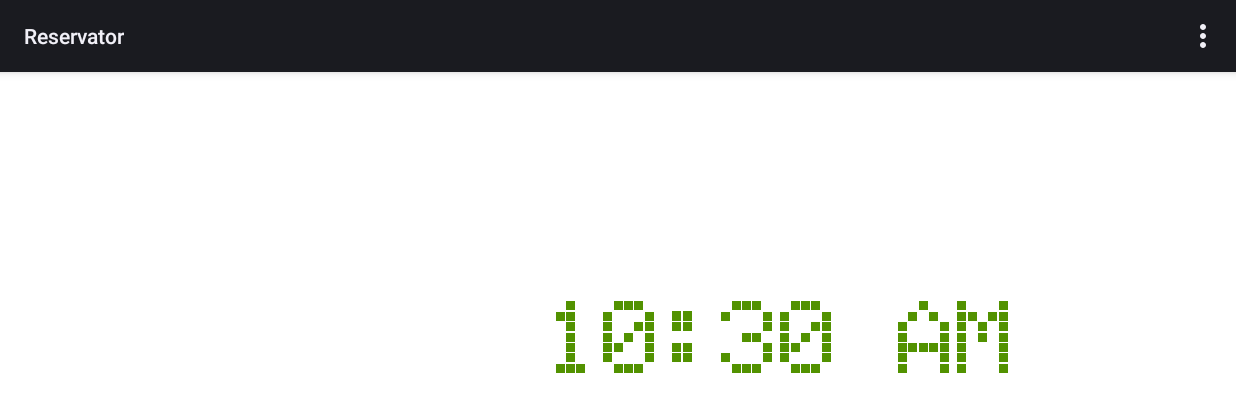
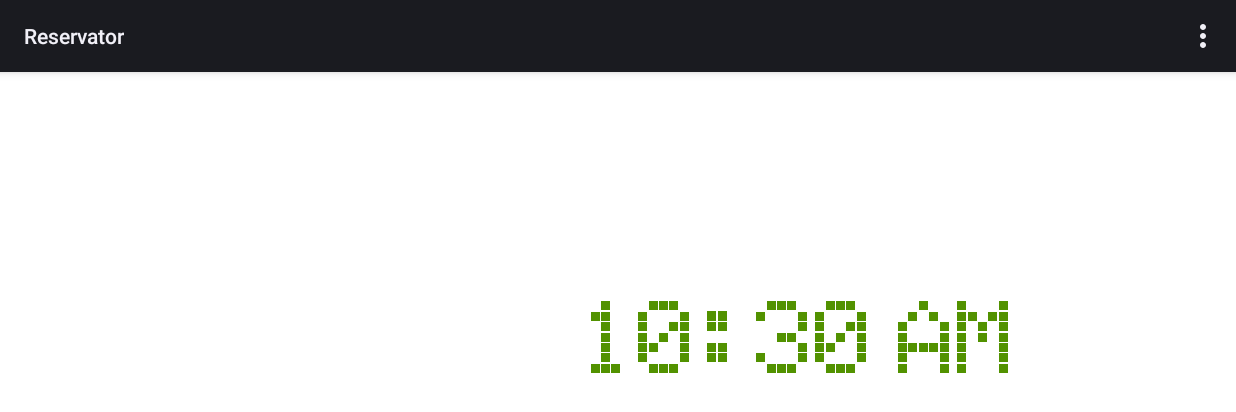
Before and after one commit to futurice/meeting-room-tablet, an Android app: the LobbyActivity screen opened directly, with no data from a screen before it, on a phone screen of 824 x 412 dp (held sideways). Shown: the top 412 px of the screen. Run offline under Robolectric (Android 15) with nearby library versions, the phone set to English and light mode, and no system bars.

Commit message:
Handle the deprecated of DigitalClock

```diff
--- a/app/src/main/java/com/futurice/android/reservator/LobbyActivity.java
+++ b/app/src/main/java/com/futurice/android/reservator/LobbyActivity.java
@@ -1,23 +1,14 @@
 package com.futurice.android.reservator;
-
-import java.util.Comparator;
-import java.text.Collator;
-import java.util.HashSet;
-import java.util.Vector;
 
 import android.app.AlertDialog;
 import android.app.AlertDialog.Builder;
-import android.app.Dialog;
-import android.app.DialogFragment;
 import android.app.ProgressDialog;
 import android.content.Context;
-import android.content.DialogInterface;
 import android.content.Intent;
 import android.content.SharedPreferences;
 import android.graphics.Typeface;
+import android.os.Build;
 import android.os.Bundle;
-import android.os.Handler;
-import android.text.Html;
 import android.text.SpannableString;
 import android.text.method.LinkMovementMethod;
 import android.text.util.Linkify;
@@ -27,21 +18,26 @@ import android.view.MenuItem;
 import android.view.MenuItem.OnMenuItemClickListener;
 import android.widget.DigitalClock;
 import android.widget.LinearLayout;
+import android.widget.TextClock;
 import android.widget.TextView;
 
 import com.futurice.android.reservator.model.AddressBook;
 import com.futurice.android.reservator.model.AddressBookUpdatedListener;
 import com.futurice.android.reservator.model.DataProxy;
 import com.futurice.android.reservator.model.DataUpdatedListener;
-import com.futurice.android.reservator.model.DateTime;
 import com.futurice.android.reservator.model.ReservatorException;
 import com.futurice.android.reservator.model.Room;
 import com.futurice.android.reservator.view.LobbyReservationRowView;
 import com.futurice.android.reservator.view.LobbyReservationRowView.OnReserveListener;
 
-public class LobbyActivity extends ReservatorActivity implements OnMenuItemClickListener,
-    DataUpdatedListener, AddressBookUpdatedListener {
-    final Handler handler = new Handler();
+import java.text.Collator;
+import java.util.Comparator;
+import java.util.HashSet;
+import java.util.Vector;
+
+public class LobbyActivity extends ReservatorActivity
+        implements OnMenuItemClickListener,
+        DataUpdatedListener, AddressBookUpdatedListener {
     MenuItem settingsMenu, refreshMenu, aboutMenu;
     LinearLayout container = null;
     DataProxy proxy;
@@ -58,14 +54,22 @@ public class LobbyActivity extends ReservatorActivity implements OnMenuItemClick
         this.setContentView(R.layout.lobby_activity);
         proxy = this.getResApplication().getDataProxy();
         ab = this.getResApplication().getAddressBook();
-        DigitalClock clock = (DigitalClock) findViewById(R.id.digitalClock1);  //FIXME deprecated
-        clock.setTypeface(Typeface.createFromAsset(getAssets(), "fonts/EHSMB.TTF"));
+        TextView clock;
+        if (Build.VERSION.SDK_INT >= Build.VERSION_CODES.JELLY_BEAN_MR1) {
+            clock = (TextClock) findViewById(R.id.digitalClock1);
+        } else {
+            clock = (DigitalClock) findViewById(
+                    R.id.digitalClock1);
+        }
+        clock.setTypeface(
+                Typeface.createFromAsset(getAssets(), "fonts/EHSMB.TTF"));
     }
 
     @Override
     public void onResume() {
         super.onResume();
-        settings = getSharedPreferences(getString(R.string.PREFERENCES_NAME), Context.MODE_PRIVATE);
+        settings = getSharedPreferences(getString(R.string.PREFERENCES_NAME),
+                                        Context.MODE_PRIVATE);
         showLoadingCount = 0; //TODO better fix
         proxy.addDataUpdatedListener(this);
         ab.addDataUpdatedListener(this);
@@ -98,26 +102,31 @@ public class LobbyActivity extends ReservatorActivity implements OnMenuItemClick
     }
 
     /*
-     * @param howMuch If howMuch > 0, an item has been added to our ProgressDialog and
-     * we need to increase the number of max items. If howMuch is less than zero,
-     * something has been completed and we can increase the progress. This should be
+     * @param howMuch If howMuch > 0, an item has been added to our
+     * ProgressDialog and
+     * we need to increase the number of max items. If howMuch is less than
+     * zero,
+     * something has been completed and we can increase the progress. This
+     * should be
      * split to two different functions, incrementMaxItems() and itemFinished(),
-     * because (at least in the current version) there is always only one increment
+     * because (at least in the current version) there is always only one
+     * increment
      * at time.
      */
     private void updateLoadingWindow(int howMuch) {
         showLoadingCount += howMuch;
 
-        // if loadingcount <= 0 => dismiss
         if (showLoadingCount <= 0 && progressDialog != null) {
             progressDialog.dismiss();
             progressDialog = null;
             return;
         }
 
-        if (showLoadingCount > 0 && (progressDialog == null || !progressDialog.isShowing())) {
-            if (progressDialog != null)
+        if (showLoadingCount > 0 && (progressDialog == null || !progressDialog
+                .isShowing())) {
+            if (progressDialog != null) {
                 progressDialog.dismiss();
+            }
             progressDialog = constructNewProgressDialog();
             progressDialog.setMax(showLoadingCount);
             progressDialog.show();
@@ -163,7 +172,8 @@ public class LobbyActivity extends ReservatorActivity implements OnMenuItemClick
             refreshRoomInfo();
             refetchAddressBook();
         } else if (item == aboutMenu) {
-            SpannableString s = new SpannableString(getString(R.string.aboutInfo));
+            SpannableString s =
+                    new SpannableString(getString(R.string.aboutInfo));
             Linkify.addLinks(s, Linkify.ALL);
 
             Builder aboutBuilder = new AlertDialog.Builder(this);
@@ -173,7 +183,8 @@ public class LobbyActivity extends ReservatorActivity implements OnMenuItemClick
             alertDialog = aboutBuilder.show();
 
             //	Makes links clickable.
-            ((TextView) alertDialog.findViewById(android.R.id.message)).setMovementMethod(LinkMovementMethod.getInstance());
+            ((TextView) alertDialog.findViewById(android.R.id.message))
+                    .setMovementMethod(LinkMovementMethod.getInstance());
         }
         return true;
     }
@@ -181,7 +192,9 @@ public class LobbyActivity extends ReservatorActivity implements OnMenuItemClick
     @Override
     public void roomListUpdated(Vector<Room> rooms) {
         HashSet<String> hiddenRooms = (HashSet<String>)
-            settings.getStringSet(getString(R.string.PREFERENCES_UNSELECTED_ROOMS), new HashSet<String>());
+                settings.getStringSet(
+                        getString(R.string.PREFERENCES_UNSELECTED_ROOMS),
+                        new HashSet<String>());
 
         //proceed to requesting room reservation data
         for (Room r : rooms) {
@@ -208,7 +221,8 @@ public class LobbyActivity extends ReservatorActivity implements OnMenuItemClick
     public void refreshFailed(ReservatorException e) {
     /*
         if (alertDialog != null) {
-			Toast.makeText(this, "dismissed an alert", Toast.LENGTH_SHORT).show();
+			Toast.makeText(this, "dismissed an alert", Toast.LENGTH_SHORT)
+			.show();
 			alertDialog.dismiss();
 		}
 
@@ -222,13 +236,17 @@ public class LobbyActivity extends ReservatorActivity implements OnMenuItemClick
     }
 
     private void processRoom(Room r) {
-        LobbyReservationRowView v = new LobbyReservationRowView(LobbyActivity.this);
+        LobbyReservationRowView v =
+                new LobbyReservationRowView(LobbyActivity.this);
         if (v.getException() != null) {
-            Log.d("LobbyReservator", "Exception in LobbyReservator: " + v.getException().getMessage());
+            Log.d("LobbyReservator",
+                  "Exception in LobbyReservator: " + v.getException()
+                          .getMessage());
             // show only one dialog at time
             if (alertDialog == null || !alertDialog.isShowing()) {
-                if (alertDialog != null)
+                if (alertDialog != null) {
                     alertDialog.dismiss();
+                }
                 Builder alertBuilder = new AlertDialog.Builder(this);
                 alertBuilder.setTitle("Error!");
                 alertBuilder.setMessage(v.getException().getMessage());
@@ -251,9 +269,10 @@ public class LobbyActivity extends ReservatorActivity implements OnMenuItemClick
         boolean added = false;
         for (int index = 0; index < roomCount; index++) {
             Room r2 = ((LobbyReservationRowView) container.getChildAt(index))
-                .getRoom();
+                    .getRoom();
 
-            // Log.d("Lobby", "sorting: " + r.getName() + ":" + r.isFree() + " -- " + r2.getName() + ":" + r2.isFree());
+            // Log.d("Lobby", "sorting: " + r.getName() + ":" + r.isFree() +
+            // " -- " + r2.getName() + ":" + r2.isFree());
 
             if (r.equals(r2)) {
                 Log.d("LobbyActivity", "duplicate room -- " + r.getEmail());
@@ -296,29 +315,6 @@ public class LobbyActivity extends ReservatorActivity implements OnMenuItemClick
         ab.refetchEntries();
     }
 
-    private class RoomTimeComparator implements Comparator<Room> {
-        private DateTime now = new DateTime();
-
-        @Override
-        public int compare(Room room1, Room room2) {
-            boolean room1Free = room1.isFree() && room1.minutesFreeFromNow() >= 30;
-            boolean room2Free = room2.isFree() && room2.minutesFreeFromNow() >= 30;
-
-            if (room1Free && !room2Free) {
-                return -1;
-            } else if (!room1Free && room2Free) {
-                return 1;
-            } else if (room1Free && room2Free) {
-                // Log.d("Lobby", room1.toString() + " -- " + room2.toString());
-                return room2.minutesFreeFrom(now)
-                    - room1.minutesFreeFrom(now);
-            } else {
-                return 0;
-                //return room1.reservedForFrom(now) - room2.reservedForFrom(now);
-            }
-        }
-    }
-
     private class RoomNameComparator implements Comparator<Room> {
         private Collator collator = Collator.getInstance();
 
--- /dev/null
+++ b/app/src/main/res/layout-v17/lobby_activity.xml
@@ -0,0 +1,35 @@
+<RelativeLayout xmlns:android="http://schemas.android.com/apk/res/android"
+                android:id="@+id/relativeLayout1"
+                android:layout_width="fill_parent"
+                android:layout_height="fill_parent"
+                android:background="#fff"
+                android:padding="0dip">
+
+    <TextClock
+        android:id="@+id/digitalClock1"
+        style="@style/DigitalClockStyle"
+        android:layout_width="wrap_content"
+        android:layout_height="wrap_content"
+        android:layout_alignParentRight="true"
+        android:layout_centerVertical="true"
+        android:layout_marginRight="150dp">
+    </TextClock>
+
+    <ScrollView
+        android:id="@+id/scrollView1"
+        android:layout_width="match_parent"
+        android:layout_height="match_parent"
+        android:layout_marginBottom="0dp"
+        android:layout_marginLeft="0dp"
+        android:layout_marginTop="0dp">
+
+        <LinearLayout
+            android:id="@+id/linearLayout1"
+            android:layout_width="match_parent"
+            android:layout_height="wrap_content"
+            android:orientation="vertical"
+            android:paddingTop="60dp">
+        </LinearLayout>
+    </ScrollView>
+
+</RelativeLayout>
```
